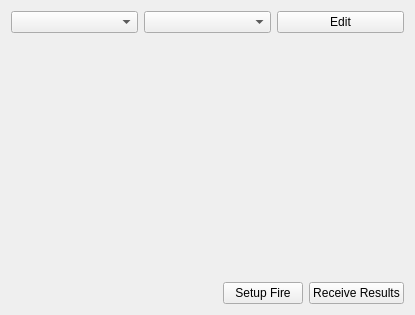
This is ui/views/forms/StartWidget.ui in reilleya/RMTS-Software as Qt 5 draws it before an edit. The edited form follows.
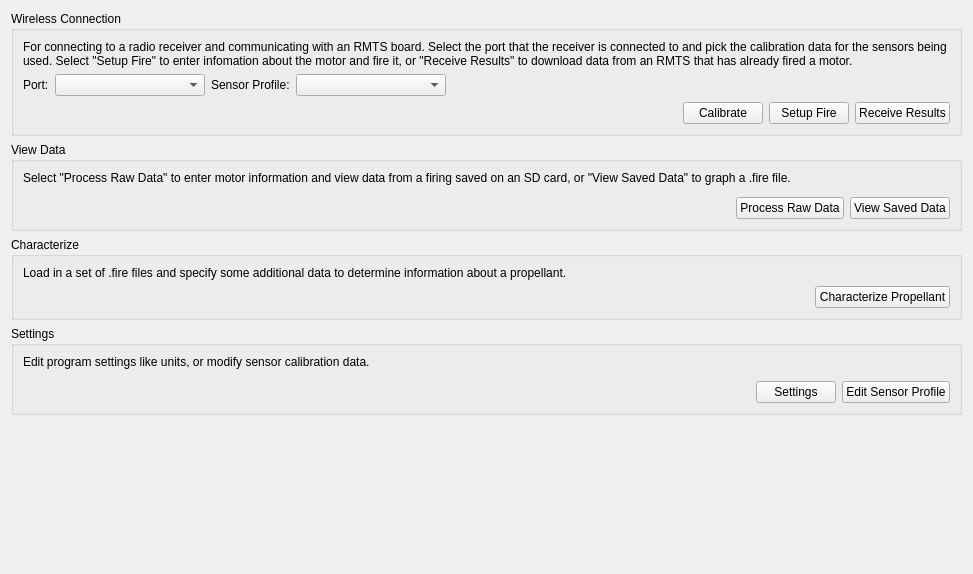
This is the edited form.

Commit message: Reworked start page, state flow

The edit to the form file:
```diff
--- a/ui/views/forms/StartWidget.ui
+++ b/ui/views/forms/StartWidget.ui
@@ -6,8 +6,8 @@
    <rect>
     <x>0</x>
     <y>0</y>
-    <width>415</width>
-    <height>315</height>
+    <width>973</width>
+    <height>574</height>
    </rect>
   </property>
   <property name="windowTitle">
@@ -15,34 +15,71 @@
   </property>
   <layout class="QVBoxLayout" name="verticalLayout">
    <item>
+    <widget class="QGroupBox" name="groupBoxWireless">
+     <property name="title">
+      <string>Wireless Connection</string>
+     </property>
+     <layout class="QVBoxLayout" name="verticalLayout_2">
+      <item>
+       <widget class="QLabel" name="labelConnectionExplanation">
+        <property name="text">
+         <string>For connecting to a radio receiver and communicating with an RMTS board. Select the port that the receiver is connected to and pick the calibration data for the sensors being used. Select &quot;Setup Fire&quot; to enter infomation about the motor and fire it, or &quot;Receive Results&quot; to download data from an RMTS that has already fired a motor.</string>
+        </property>
+        <property name="wordWrap">
+         <bool>true</bool>
+        </property>
+       </widget>
+      </item>
+      <item>
     <layout class="QHBoxLayout" name="horizontalLayout">
      <item>
-      <widget class="QComboBox" name="comboBoxPort"/>
+         <widget class="QLabel" name="labelPort">
+          <property name="text">
+           <string>Port:</string>
+          </property>
+         </widget>
      </item>
      <item>
-      <widget class="QComboBox" name="comboBoxProfile"/>
+         <widget class="QComboBox" name="comboBoxPort">
+          <property name="minimumSize">
+           <size>
+            <width>150</width>
+            <height>0</height>
+           </size>
+          </property>
+         </widget>
      </item>
      <item>
-      <widget class="QPushButton" name="pushButton_2">
+         <widget class="QLabel" name="labelSensorProfile">
        <property name="text">
-        <string>Edit</string>
+           <string>Sensor Profile:</string>
        </property>
       </widget>
      </item>
-    </layout>
+        <item>
+         <widget class="QComboBox" name="comboBoxProfile">
+          <property name="minimumSize">
+           <size>
+            <width>150</width>
+            <height>0</height>
+           </size>
+          </property>
+         </widget>
    </item>
    <item>
-    <spacer name="verticalSpacer">
+         <spacer name="horizontalSpacer_3">
      <property name="orientation">
-      <enum>Qt::Vertical</enum>
+           <enum>Qt::Horizontal</enum>
      </property>
      <property name="sizeHint" stdset="0">
       <size>
-       <width>20</width>
-       <height>40</height>
+            <width>40</width>
+            <height>20</height>
       </size>
      </property>
     </spacer>
+        </item>
+       </layout>
    </item>
    <item>
     <layout class="QHBoxLayout" name="horizontalLayout_2">
@@ -59,6 +96,13 @@
        </property>
       </spacer>
      </item>
+        <item>
+         <widget class="QPushButton" name="pushButtonCalibrate">
+          <property name="text">
+           <string>Calibrate</string>
+          </property>
+         </widget>
+        </item>
      <item>
       <widget class="QPushButton" name="pushButtonSetup">
        <property name="text">
@@ -74,6 +118,165 @@
       </widget>
      </item>
     </layout>
+      </item>
+     </layout>
+    </widget>
+   </item>
+   <item>
+    <widget class="QGroupBox" name="groupBoxData">
+     <property name="title">
+      <string>View Data</string>
+     </property>
+     <layout class="QVBoxLayout" name="verticalLayout_3">
+      <item>
+       <widget class="QLabel" name="labelDataExplanation">
+        <property name="text">
+         <string>Select &quot;Process Raw Data&quot; to enter motor information and view data from a firing saved on an SD card, or &quot;View Saved Data&quot; to graph a .fire file.</string>
+        </property>
+       </widget>
+      </item>
+      <item>
+       <layout class="QHBoxLayout" name="horizontalLayout_3">
+        <property name="topMargin">
+         <number>6</number>
+        </property>
+        <item>
+         <spacer name="horizontalSpacer_2">
+          <property name="orientation">
+           <enum>Qt::Horizontal</enum>
+          </property>
+          <property name="sizeHint" stdset="0">
+           <size>
+            <width>40</width>
+            <height>20</height>
+           </size>
+          </property>
+         </spacer>
+        </item>
+        <item>
+         <widget class="QPushButton" name="pushButtonRawData">
+          <property name="text">
+           <string>Process Raw Data</string>
+          </property>
+         </widget>
+        </item>
+        <item>
+         <widget class="QPushButton" name="pushButtonSavedData">
+          <property name="text">
+           <string>View Saved Data</string>
+          </property>
+         </widget>
+        </item>
+       </layout>
+      </item>
+     </layout>
+    </widget>
+   </item>
+   <item>
+    <widget class="QGroupBox" name="groupBoxCharacterize">
+     <property name="title">
+      <string>Characterize</string>
+     </property>
+     <layout class="QVBoxLayout" name="verticalLayout_4">
+      <item>
+       <widget class="QLabel" name="labelCharacterizeExplanation">
+        <property name="text">
+         <string>Load in a set of .fire files and specify some additional data to determine information about a propellant.</string>
+        </property>
+       </widget>
+      </item>
+      <item>
+       <layout class="QHBoxLayout" name="horizontalLayout_4">
+        <property name="topMargin">
+         <number>0</number>
+        </property>
+        <item>
+         <spacer name="horizontalSpacer_4">
+          <property name="orientation">
+           <enum>Qt::Horizontal</enum>
+          </property>
+          <property name="sizeHint" stdset="0">
+           <size>
+            <width>40</width>
+            <height>20</height>
+           </size>
+          </property>
+         </spacer>
+        </item>
+        <item>
+         <widget class="QPushButton" name="pushButtonCharacterize">
+          <property name="text">
+           <string>Characterize Propellant</string>
+          </property>
+         </widget>
+        </item>
+       </layout>
+      </item>
+     </layout>
+    </widget>
+   </item>
+   <item>
+    <widget class="QGroupBox" name="groupBoxSettings">
+     <property name="title">
+      <string>Settings</string>
+     </property>
+     <layout class="QVBoxLayout" name="verticalLayout_5">
+      <item>
+       <widget class="QLabel" name="label">
+        <property name="text">
+         <string>Edit program settings like units, or modify sensor calibration data.</string>
+        </property>
+       </widget>
+      </item>
+      <item>
+       <layout class="QHBoxLayout" name="horizontalLayout_5">
+        <property name="topMargin">
+         <number>6</number>
+        </property>
+        <item>
+         <spacer name="horizontalSpacer_5">
+          <property name="orientation">
+           <enum>Qt::Horizontal</enum>
+          </property>
+          <property name="sizeHint" stdset="0">
+           <size>
+            <width>40</width>
+            <height>20</height>
+           </size>
+          </property>
+         </spacer>
+        </item>
+        <item>
+         <widget class="QPushButton" name="pushButton_2">
+          <property name="text">
+           <string>Settings</string>
+          </property>
+         </widget>
+        </item>
+        <item>
+         <widget class="QPushButton" name="pushButton">
+          <property name="text">
+           <string>Edit Sensor Profile</string>
+          </property>
+         </widget>
+        </item>
+       </layout>
+      </item>
+     </layout>
+    </widget>
+   </item>
+   <item>
+    <spacer name="verticalSpacer">
+     <property name="orientation">
+      <enum>Qt::Vertical</enum>
+     </property>
+     <property name="sizeHint" stdset="0">
+      <size>
+       <width>20</width>
+       <height>40</height>
+      </size>
+     </property>
+    </spacer>
    </item>
   </layout>
  </widget>
```
Lines whose indentation alone changed are shown as unchanged. The commit also changes 9 other files.
